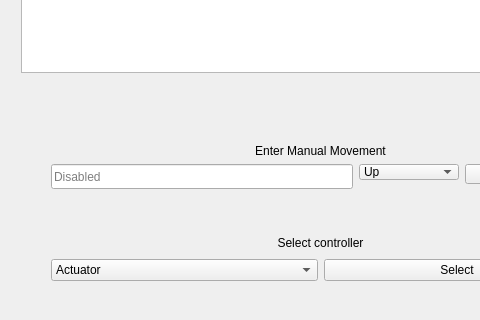
Qt form code/gui/mainwindow.ui (uwnrg/minotaur-cpp) before a commit; both pictures show x 0 to 480 and y 186 to 506 of the 650 by 506 pixel window.
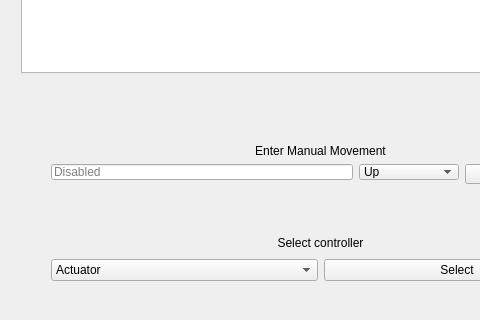
The same form after that commit.

Diff of the .ui file:
```diff
--- a/code/gui/mainwindow.ui
+++ b/code/gui/mainwindow.ui
@@ -38,7 +38,7 @@
          <property name="minimumSize">
           <size>
            <width>0</width>
-           <height>25</height>
+           <height>0</height>
           </size>
          </property>
          <property name="readOnly">
```
Left out of the diff: 6 changed lines with no effect on the pictures.
